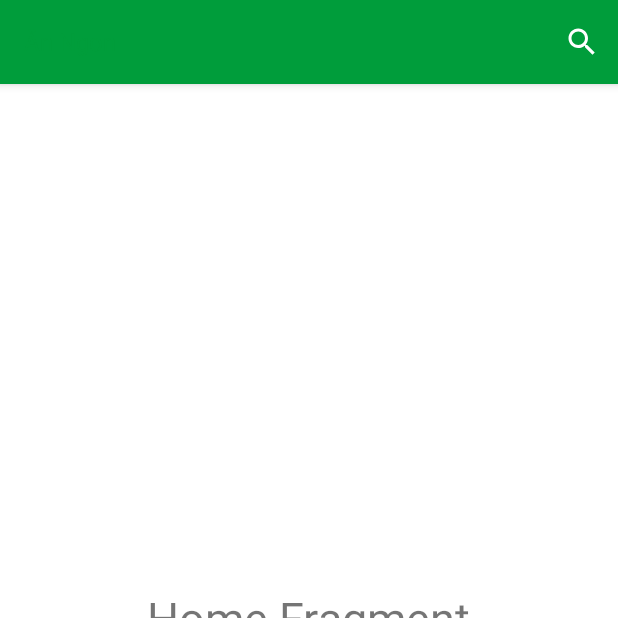
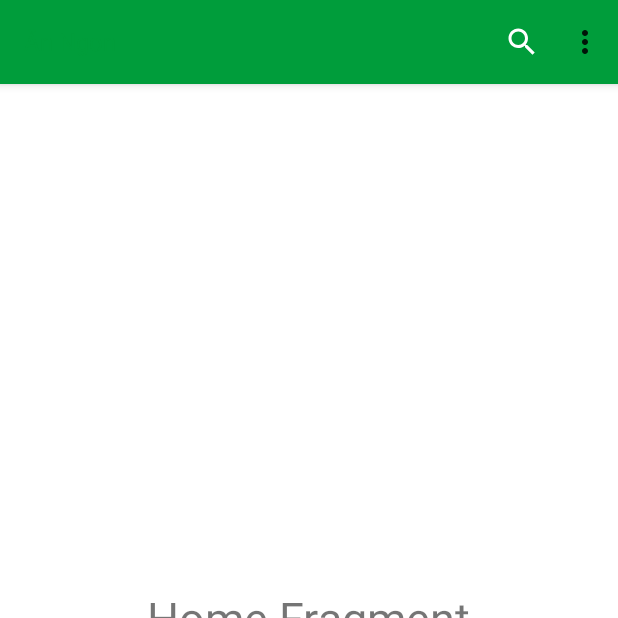
Before and after one commit to ndct9x/cookingbooks, an Android app: the screen it shows after launch (MainActivity), on a phone screen of 412 x 824 dp, the top half of it. Run offline under Robolectric (Android 15) with nearby library versions, the phone set to English and light mode, and no system bars.

Commit message:
update menu action bar

```diff
--- a/app/src/main/res/menu/main_actions.xml
+++ b/app/src/main/res/menu/main_actions.xml
@@ -16,7 +16,7 @@
         app:showAsAction="ifRoom" />
 
 
-    <!--<item
+    <item
         android:id="@+id/about"
         android:title="@string/about"
         app:showAsAction="never" />
@@ -24,6 +24,6 @@
     <item
         android:id="@+id/help"
         android:title="@string/help"
-        app:showAsAction="never" />-->
+        app:showAsAction="never" />
 
 </menu>
```
